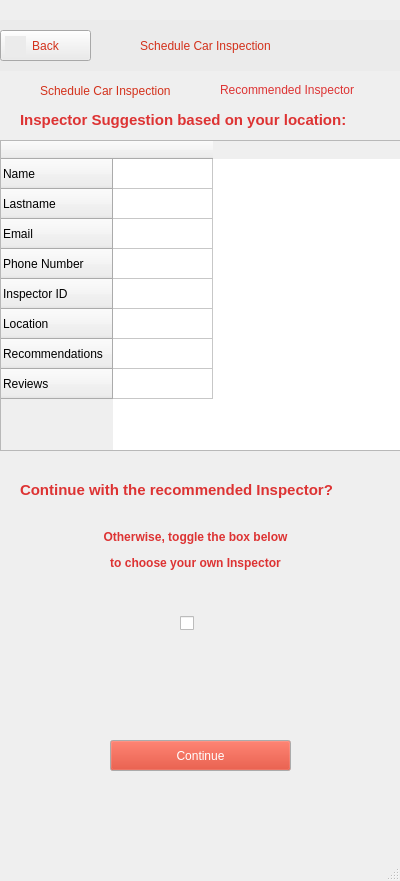
First picture: the form in src/ui/qt_ui/car_inspection_2.ui, repository st1069364/CarBazaar, before the edit.
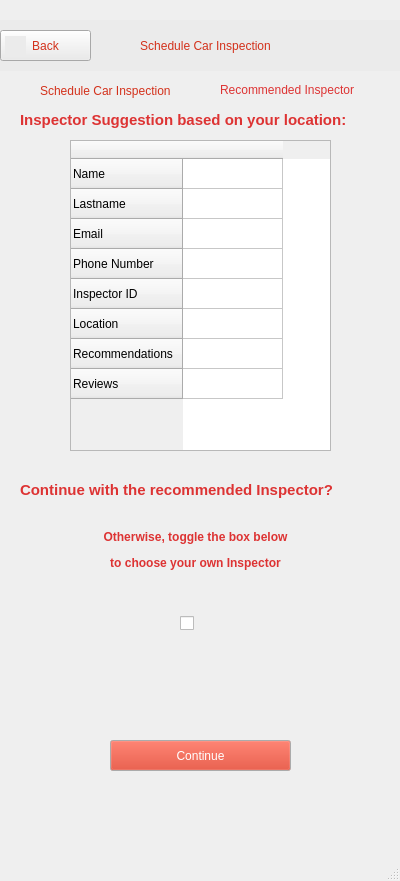
Second picture: the form after the edit. Icons and pictures are not drawn.

Commit message: Minor modification on table widget's dimensions on screen #2 of 'Schedule Car Inspection'

Diff of the .ui file:
```diff
--- a/src/ui/qt_ui/car_inspection_2.ui
+++ b/src/ui/qt_ui/car_inspection_2.ui
@@ -354,12 +354,15 @@
    <widget class="QTableWidget" name="recomm_insp_info_table">
     <property name="geometry">
      <rect>
-      <x>0</x>
+      <x>70</x>
       <y>140</y>
-      <width>401</width>
+      <width>261</width>
       <height>311</height>
      </rect>
     </property>
+    <property name="showGrid">
+     <bool>true</bool>
+    </property>
     <row>
      <property name="text">
       <string>Name</string>
```
